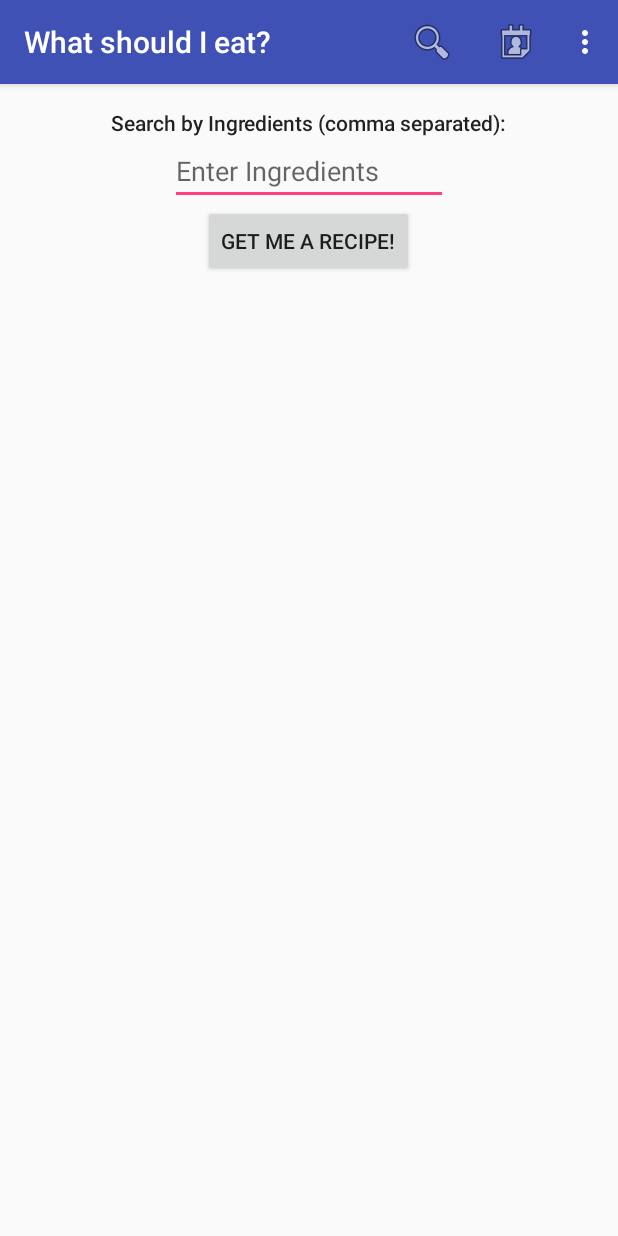
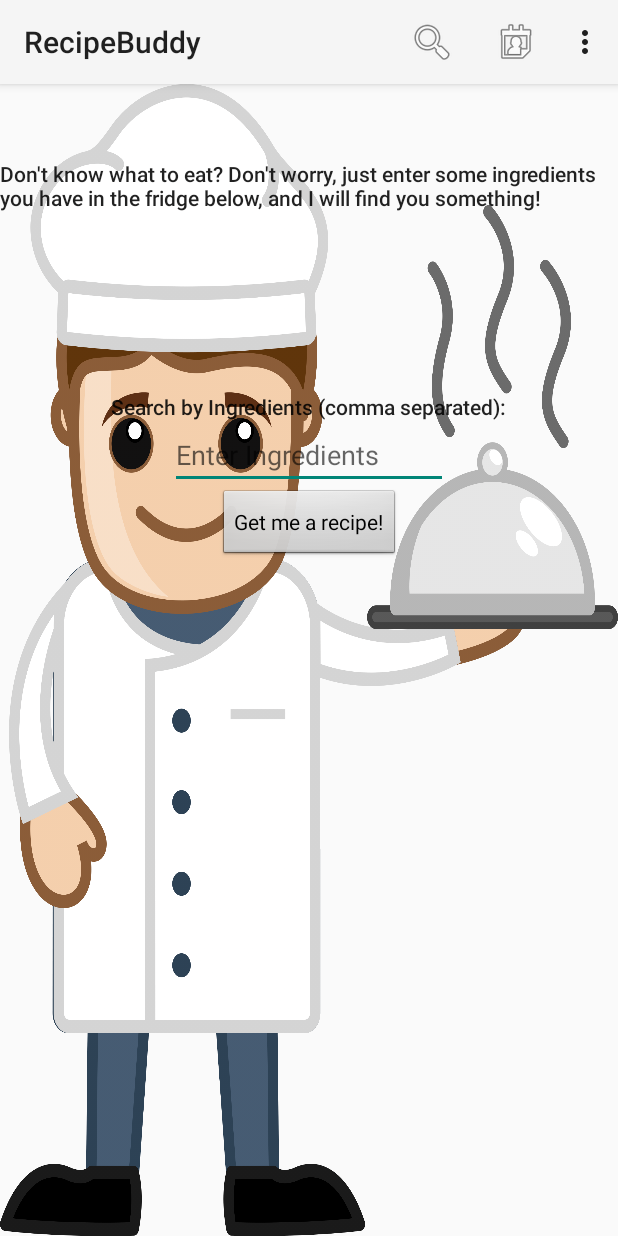
Before and after one commit to Jimbo994/jimboelrijkpset6, an Android app: the screen it shows after launch once a user with an empty profile is signed in (RecipeSearchActivity), after a tap on "Search", on a phone screen of 412 x 824 dp. Run offline under Robolectric (Android 15) with nearby library versions, the phone set to English and light mode, and no system bars; our stand-ins replace Firebase (no records; nobody signed in at launch, a user with empty details on screens opened directly).

Commit message:
last changes

```diff
--- a/JimBoelrijkpset6/app/src/main/AndroidManifest.xml
+++ b/JimBoelrijkpset6/app/src/main/AndroidManifest.xml
@@ -6,10 +6,10 @@
 
     <application
         android:allowBackup="true"
-        android:icon="@mipmap/ic_launcher"
+        android:icon="@mipmap/ic_app_recipe"
         android:label="@string/app_name"
         android:supportsRtl="true"
-        android:theme="@style/AppTheme">
+        android:theme="@style/Theme.AppCompat.Light">
         <activity android:name=".SignInActivity">
             <intent-filter>
                 <action android:name="android.intent.action.MAIN" />
@@ -19,6 +19,7 @@
         </activity>
         <activity android:name=".RecipesActivity" />
         <activity android:name=".MyRecipesActivity" />
+
         <activity android:name=".RecipeDetailActivity" />
         <activity android:name=".RecipeSearchActivity"></activity>
     </application>
--- a/JimBoelrijkpset6/app/src/main/java/com/example/jim/jimboelrijkpset6/MyRecipesActivity.java
+++ b/JimBoelrijkpset6/app/src/main/java/com/example/jim/jimboelrijkpset6/MyRecipesActivity.java
@@ -3,6 +3,8 @@ package com.example.jim.jimboelrijkpset6;
 import android.content.Intent;
 import android.support.v7.app.AppCompatActivity;
 import android.os.Bundle;
+import android.support.v7.widget.LinearLayoutManager;
+import android.support.v7.widget.RecyclerView;
 import android.view.Menu;
 import android.view.MenuItem;
 import android.view.View;
@@ -12,6 +14,7 @@ import android.widget.TextView;
 
 import com.example.jim.jimboelrijkpset6.models.Post;
 import com.firebase.ui.database.FirebaseListAdapter;
+import com.firebase.ui.database.FirebaseRecyclerAdapter;
 import com.google.firebase.database.FirebaseDatabase;
 
 
@@ -22,8 +25,12 @@ import java.util.List;
 
 public class MyRecipesActivity extends AppCompatActivity {
 
-//    private static final String TAG = "PostListFragment";
+   private static final String TAG = "PostListFragment";
     private DatabaseReference mDatabase;
+//    private FirebaseRecyclerAdapter<Post, PostViewHolder> mAdapter;
+    private RecyclerView mRecycler;
+    private LinearLayoutManager mManager;
+
     FirebaseHelper helper;
     ArrayAdapter<String> mAdapter;
     ListView lv;
--- a/JimBoelrijkpset6/app/src/main/res/layout/recipe_search.xml
+++ b/JimBoelrijkpset6/app/src/main/res/layout/recipe_search.xml
@@ -4,12 +4,20 @@
     android:id="@+id/activity_main"
     android:layout_width="match_parent"
     android:layout_height="match_parent"
-    android:paddingBottom="@dimen/activity_vertical_margin"
-    android:paddingLeft="@dimen/activity_horizontal_margin"
-    android:paddingRight="@dimen/activity_horizontal_margin"
-    android:paddingTop="@dimen/activity_vertical_margin"
     android:orientation="vertical"
-    tools:context="com.example.jim.jimboelrijkpset6.Recipe_Search">
+    android:background="@drawable/chef"
+    tools:context="com.example.jim.jimboelrijkpset6.RecipeSearchActivity">
+
+
+    <TextView
+        android:layout_width="wrap_content"
+        android:layout_height="wrap_content"
+        android:layout_gravity="center"
+        android:text="@string/don_t_know_what_to_eat_don_t_worry_just_enter_some_ingredients_you_have_in_the_fridge_below_and_i_will_find_you_something"
+        android:textAppearance="@style/TextAppearance.AppCompat.Body2"
+        android:paddingTop="50dp"
+        android:paddingBottom="120dp"
+        android:id="@+id/textView" />
 
     <TextView
         android:layout_width="wrap_content"
@@ -33,6 +41,7 @@
         android:layout_height="wrap_content"
         android:layout_gravity="center"
         android:onClick="do_search"
-        android:id="@+id/search_request_button" />
+        android:id="@+id/search_request_button"
+        style="@android:style/Widget.Button" />
 
 </LinearLayout>
--- a/JimBoelrijkpset6/app/src/main/res/values/strings.xml
+++ b/JimBoelrijkpset6/app/src/main/res/values/strings.xml
@@ -1,5 +1,5 @@
 <resources>
-    <string name="app_name">What should I eat?</string>
+    <string name="app_name">RecipeBuddy</string>
     <string name="tell_me_what_should_i_eat">Tell me what should I eat?</string>
     <string name="get_me_a_recipe">Get me a recipe!</string>
     <string name="search">Search</string>
@@ -10,4 +10,5 @@
     <string name="password">Password</string>
     <string name="sign_up">Sign up</string>
     <string name="sign_in">Sign in</string>
+    <string name="don_t_know_what_to_eat_don_t_worry_just_enter_some_ingredients_you_have_in_the_fridge_below_and_i_will_find_you_something">Don\'t know what to eat? Don\'t worry, just enter some ingredients you have in the fridge below, and I will find you something!</string>
 </resources>
```
Also changed, not shown: JimBoelrijkpset6/app/src/main/res/layout/activity_my_recipes.xml (+12 -6 lines), JimBoelrijkpset6/app/src/main/res/layout/activity_recipe_detail.xml (+6 -3 lines), JimBoelrijkpset6/app/src/main/res/values-v21/styles.xml (added, +9 -0 lines), JimBoelrijkpset6/app/src/main/res/values/styles.xml (+8 -0 lines), JimBoelrijkpset6/app/src/main/res/drawable-hdpi/chef.png (added), JimBoelrijkpset6/app/src/main/res/mipmap-hdpi/ic_app_recipe.png (added), JimBoelrijkpset6/app/src/main/res/mipmap-mdpi/ic_app_recipe.png (added), JimBoelrijkpset6/app/src/main/res/mipmap-xhdpi/ic_app_recipe.png (added), JimBoelrijkpset6/app/src/main/res/mipmap-xxhdpi/ic_app_recipe.png (added), JimBoelrijkpset6/app/src/main/res/mipmap-xxxhdpi/ic_app_recipe.png (added).
